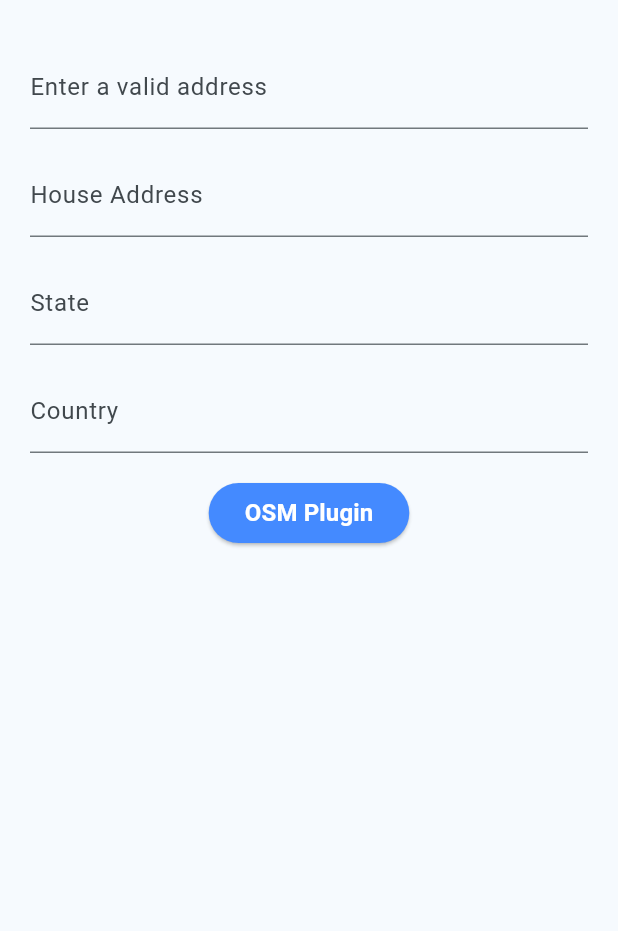
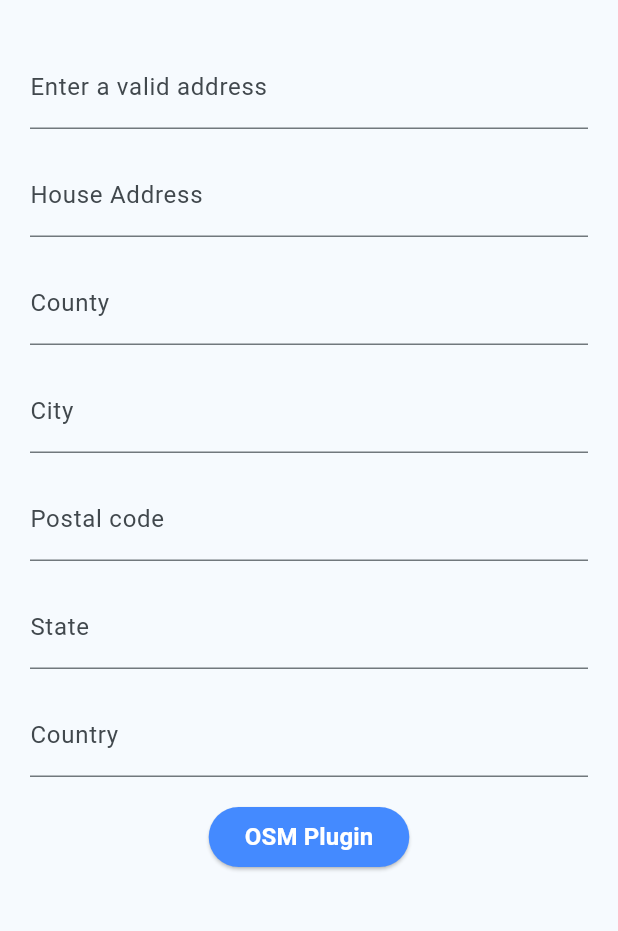
Before and after one commit to droidcon-academy/flutter-cbc-openstreetmap-geocoding, a Flutter app: the screen it shows after launch, on a phone screen of 412 x 824 dp, the part 63-994 px from its top. Run offline on Flutter 3.47's test engine with Material 3 defaults, Android fonts, the phone set to English and light mode, and no system bars; our stand-ins replace stacked; missing offline and left inert: flutter_osm_plugin.

Commit message:
final project added

```diff
--- a/source-code/final-project/lib/models/address_info.dart
+++ b/source-code/final-project/lib/models/address_info.dart
@@ -2,23 +2,38 @@ import 'package:flutter/material.dart';
 
 class AddressInfo {
   final String houseAddress;
+  final String county;
+  final String city;
+  final String postalCode;
   final String state;
   final String country;
   final String displayName;
   final TextEditingController houseAddressController;
+  final TextEditingController countyController;
+  final TextEditingController cityController;
+  final TextEditingController postalCodeController;
   final TextEditingController stateController;
   final TextEditingController countryController;
 
   AddressInfo({
     required this.houseAddress,
+    required this.county,
+    required this.city,
+    required this.postalCode,
     required this.state,
     required this.country,
     required this.displayName,
     TextEditingController? houseAddressController,
+    TextEditingController? countyController,
+    TextEditingController? cityController,
+    TextEditingController? postalCodeController,
     TextEditingController? stateController,
     TextEditingController? countryController,
   })  :
         houseAddressController = houseAddressController ?? TextEditingController(),
+        countyController = countyController ?? TextEditingController(),
+        cityController = cityController ?? TextEditingController(),
+        postalCodeController = postalCodeController ?? TextEditingController(),
         stateController = stateController ?? TextEditingController(),
         countryController = countryController ?? TextEditingController();
 
@@ -33,6 +48,9 @@ class AddressInfo {
         final houseAddress = houseAddressValues.where((value) => value != null).join(',');
     return AddressInfo(
         houseAddress: houseAddress,
+        county: address['county'] ?? '',
+        city: address['city'] ?? '',
+        postalCode: address['postcode'] ?? '',
         state: address['state'] ?? '',
         country: address['country'] ?? '',
         displayName: json['display_name'] ?? '');
--- a/source-code/final-project/lib/services/openstreetmap_service.dart
+++ b/source-code/final-project/lib/services/openstreetmap_service.dart
@@ -34,8 +34,9 @@ class OpenStreetMapService {
         return AddressInfo(
             houseAddress: houseAddress,
             state: addressInfo['state'] ?? '',
-            //county: addressInfo['county'] ?? '',
-            //city: addressInfo['city'] ?? '',
+            county: addressInfo['county'] ?? '',
+            city: addressInfo['city'] ?? '',
+            postalCode: addressInfo['postcode'] ?? '',
             country: addressInfo['country'] ?? '',
             displayName: place['display_name'] ?? '');
       }).toList();
--- a/source-code/final-project/lib/viewmodels/address_field_viewmodel.dart
+++ b/source-code/final-project/lib/viewmodels/address_field_viewmodel.dart
@@ -13,6 +13,15 @@ class AddressFieldViewModel extends BaseViewModel {
   final houseAdressController = TextEditingController();
   final houseAdressNode = FocusNode();
 
+  final cityController = TextEditingController();
+  final cityNode = FocusNode();
+
+  final postalCodeController = TextEditingController();
+  final postalCodeNode = FocusNode();
+
+  final countyController = TextEditingController();
+  final countyNode = FocusNode();
+
   final stateController = TextEditingController();
   final stateNode = FocusNode();
 
--- a/source-code/final-project/lib/views/address_field.dart
+++ b/source-code/final-project/lib/views/address_field.dart
@@ -71,6 +71,41 @@ class _AddressFieldState extends State<AddressField> {
                           focusNode: viewModel.houseAdressNode,
                           decoration: const InputDecoration(
                             labelText: "House Address",
+                            border: UnderlineInputBorder(),
+                          ),
+                        ),
+                        const SizedBox(
+                          height: 16,
+                        ),  TextFormField(
+                          keyboardType: TextInputType.multiline,
+                          controller:  _places.isNotEmpty ? _places[0].countyController : TextEditingController(),
+                          focusNode: viewModel.countyNode,
+                          decoration: const InputDecoration(
+                            labelText: "County",
+                            border: UnderlineInputBorder(),
+                          ),
+                        ),
+                        const SizedBox(
+                          height: 16,
+                        ),
+                        TextFormField(
+                          keyboardType: TextInputType.multiline,
+                          controller:  _places.isNotEmpty ? _places[0].cityController : TextEditingController(),
+                          focusNode: viewModel.cityNode,
+                          decoration: const InputDecoration(
+                            labelText: "City",
+                            border: UnderlineInputBorder(),
+                          ),
+                        ),
+                        const SizedBox(
+                          height: 16,
+                        ),
+                        TextFormField(
+                          keyboardType: TextInputType.multiline,
+                          controller: _places.isNotEmpty ? _places[0].postalCodeController : TextEditingController(),
+                          focusNode: viewModel.postalCodeNode,
+                          decoration: const InputDecoration(
+                            labelText: "Postal code",
                             border: UnderlineInputBorder(),
                           ),
                         ),
@@ -170,6 +205,9 @@ class _AddressFieldState extends State<AddressField> {
                   onTap: () {
                     final addressInfo = AddressInfo(
                         houseAddress: place.houseAddress,
+                        county: place.county,
+                        city: place.city,
+                        postalCode: place.postalCode,
                         state: place.state,
                         country: place.country,
                         displayName: place.displayName);
@@ -195,11 +233,18 @@ void _handleSelectedPlace(BuildContext context, AddressInfo addressInfo) {
   viewModel.displayAddressController.text = addressInfo.displayName;
   setState(() {
     viewModel.displayAddressController.text = addressInfo.displayName;
+    viewModel.houseAdressController.text = addressInfo.houseAddress;
+    viewModel.countyController.text = addressInfo.county;
+    viewModel.cityController.text = addressInfo.city;
+    viewModel.postalCodeController.text = addressInfo.postalCode;
     viewModel.stateController.text = addressInfo.state;
     viewModel.countryController.text = addressInfo.country;
 
     if(_places.isNotEmpty){
         _places[0].houseAddressController.text = addressInfo.houseAddress;
+        _places[0].countyController.text = addressInfo.county;
+        _places[0].cityController.text = addressInfo.city;
+        _places[0].postalCodeController.text = addressInfo.postalCode;
         _places[0].stateController.text = addressInfo.state;
         _places[0].countryController.text = addressInfo.state;
       }
```
